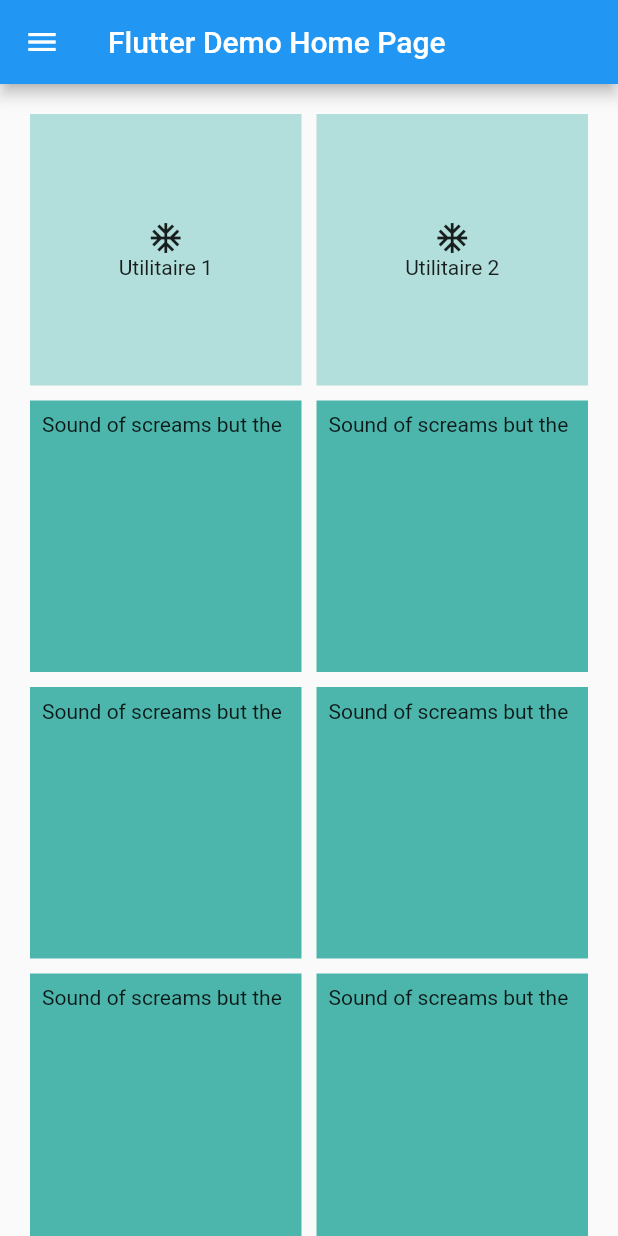
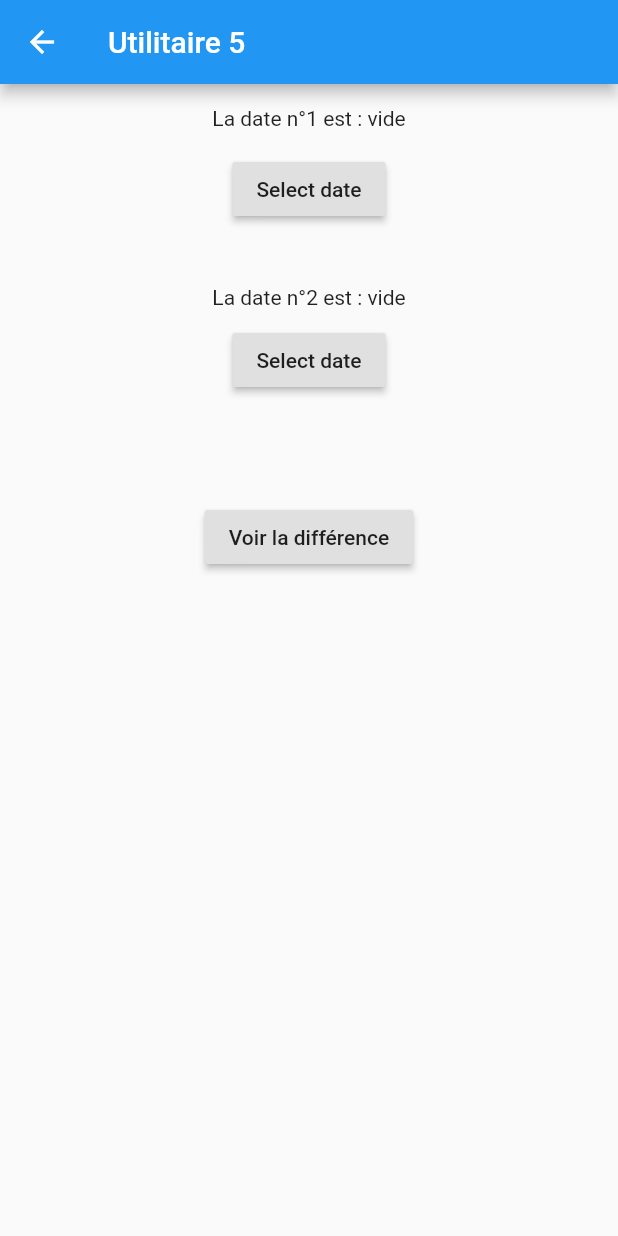
Before and after one commit to Hug0x0/Flutter-utilitaires, a Flutter app: the screen it shows after launch, after a tap on "Utilitaire 1", on a phone screen of 412 x 824 dp. Run offline on Flutter 3.47's test engine with Material 2 defaults, Android fonts, the phone set to English and light mode, and no system bars; missing offline and left inert: age.

Commit message:
night commit ;)

```diff
--- a/flutterutilitaire/lib/main.dart
+++ b/flutterutilitaire/lib/main.dart
@@ -1,4 +1,7 @@
 import 'package:flutter/material.dart';
+import 'package:flutterutilitaire/utils/utils1.dart';
+import 'package:flutterutilitaire/utils/utils3.dart';
+import 'package:flutterutilitaire/utils/utils4.dart';
 
 void main() {
   runApp(MyApp());
@@ -68,7 +71,8 @@ class _MyHomePageState extends State<MyHomePage> {
           children: <Widget>[
             GestureDetector(
               onTap: () {
-                print("gogo");
+                Navigator.push(context,
+                    MaterialPageRoute(builder: (context) => UtilFile()));
               },
               child: Container(
                 child: Center(
@@ -100,45 +104,143 @@ class _MyHomePageState extends State<MyHomePage> {
                 color: Colors.teal[100],
               ),
             ),
-            Container(
-              padding: const EdgeInsets.all(8),
-              child: const Text('Sound of screams but the'),
-              color: Colors.teal[300],
+            GestureDetector(
+              onTap: () {
+                Navigator.push(
+                    context, MaterialPageRoute(builder: (context) => Ddn()));
+              },
+              child: Container(
+                child: Center(
+                  child: Column(
+                    mainAxisSize: MainAxisSize.min,
+                    children: <Widget>[
+                      Icon(Icons.ac_unit),
+                      Text("Utilitaire 3"),
+                    ],
+                  ),
+                ),
+                color: Colors.teal[100],
+              ),
             ),
-            Container(
-              padding: const EdgeInsets.all(8),
-              child: const Text('Sound of screams but the'),
-              color: Colors.teal[300],
+            GestureDetector(
+              onTap: () {
+                Navigator.push(context,
+                    MaterialPageRoute(builder: (context) => Promotion()));
+              },
+              child: Container(
+                child: Center(
+                  child: Column(
+                    mainAxisSize: MainAxisSize.min,
+                    children: <Widget>[
+                      Icon(Icons.ac_unit),
+                      Text("Utilitaire 4"),
+                    ],
+                  ),
+                ),
+                color: Colors.teal[100],
+              ),
             ),
-            Container(
-              padding: const EdgeInsets.all(8),
-              child: const Text('Sound of screams but the'),
-              color: Colors.teal[300],
+            GestureDetector(
+              onTap: () {
+                print("");
+              },
+              child: Container(
+                child: Center(
+                  child: Column(
+                    mainAxisSize: MainAxisSize.min,
+                    children: <Widget>[
+                      Icon(Icons.ac_unit),
+                      Text("Utilitaire 5"),
+                    ],
+                  ),
+                ),
+                color: Colors.teal[100],
+              ),
             ),
-            Container(
-              padding: const EdgeInsets.all(8),
-              child: const Text('Sound of screams but the'),
-              color: Colors.teal[300],
+            GestureDetector(
+              onTap: () {
+                print("");
+              },
+              child: Container(
+                child: Center(
+                  child: Column(
+                    mainAxisSize: MainAxisSize.min,
+                    children: <Widget>[
+                      Icon(Icons.ac_unit),
+                      Text("Utilitaire 6"),
+                    ],
+                  ),
+                ),
+                color: Colors.teal[100],
+              ),
             ),
-            Container(
-              padding: const EdgeInsets.all(8),
-              child: const Text('Sound of screams but the'),
-              color: Colors.teal[300],
+            GestureDetector(
+              onTap: () {
+                print("");
+              },
+              child: Container(
+                child: Center(
+                  child: Column(
+                    mainAxisSize: MainAxisSize.min,
+                    children: <Widget>[
+                      Icon(Icons.ac_unit),
+                      Text("Utilitaire 7"),
+                    ],
+                  ),
+                ),
+                color: Colors.teal[100],
+              ),
             ),
-            Container(
-              padding: const EdgeInsets.all(8),
-              child: const Text('Sound of screams but the'),
-              color: Colors.teal[300],
+            GestureDetector(
+              onTap: () {
+                print("");
+              },
+              child: Container(
+                child: Center(
+                  child: Column(
+                    mainAxisSize: MainAxisSize.min,
+                    children: <Widget>[
+                      Icon(Icons.ac_unit),
+                      Text("Utilitaire 8"),
+                    ],
+                  ),
+                ),
+                color: Colors.teal[100],
+              ),
             ),
-            Container(
-              padding: const EdgeInsets.all(8),
-              child: const Text('Sound of screams but the'),
-              color: Colors.teal[300],
+            GestureDetector(
+              onTap: () {
+                print("");
+              },
+              child: Container(
+                child: Center(
+                  child: Column(
+                    mainAxisSize: MainAxisSize.min,
+                    children: <Widget>[
+                      Icon(Icons.ac_unit),
+                      Text("Utilitaire 9"),
+                    ],
+                  ),
+                ),
+                color: Colors.teal[100],
+              ),
             ),
-            Container(
-              padding: const EdgeInsets.all(8),
-              child: const Text('Sound of screams but the'),
-              color: Colors.teal[300],
+            GestureDetector(
+              onTap: () {
+                print("");
+              },
+              child: Container(
+                child: Center(
+                  child: Column(
+                    mainAxisSize: MainAxisSize.min,
+                    children: <Widget>[
+                      Icon(Icons.ac_unit),
+                      Text("Utilitaire 10"),
+                    ],
+                  ),
+                ),
+                color: Colors.teal[100],
+              ),
             ),
           ],
         ));
--- /dev/null
+++ b/flutterutilitaire/lib/utils/utils1.dart
@@ -0,0 +1,130 @@
+import 'package:flutter/material.dart';
+
+class UtilFile extends StatefulWidget {
+  @override
+  _UtilFileState createState() => _UtilFileState();
+}
+
+class _UtilFileState extends State<UtilFile> {
+  //Déclaration variables
+  var resultdatepicker;
+  var resultdatepicker2;
+  var diffYear;
+  var diffMonth;
+  var diffDay;
+  var diffHour;
+  var diffMin;
+  var diffSec;
+  DateTime selectedDate = DateTime.now();
+  DateTime selectedDate2 = DateTime.now();
+//Fonction Date Picker
+  Future<void> _selectDate(BuildContext context) async {
+    final DateTime picked = await showDatePicker(
+        context: context,
+        initialDate: selectedDate,
+        firstDate: DateTime(2000),
+        lastDate: DateTime(2101));
+    if (picked != null && picked != selectedDate)
+      setState(() {
+        selectedDate = picked;
+        resultdatepicker = picked;
+      });
+  }
+
+  Future<void> _selectDate2(BuildContext context) async {
+    final DateTime picked2 = await showDatePicker(
+        context: context,
+        initialDate: selectedDate,
+        firstDate: DateTime(2015, 8),
+        lastDate: DateTime(2101));
+    if (picked2 != null && picked2 != selectedDate2)
+      setState(() {
+        selectedDate2 = picked2;
+        resultdatepicker2 = picked2;
+      });
+  }
+
+  @override
+  Widget build(BuildContext context) {
+    return Scaffold(
+        appBar: AppBar(
+          title: Text("Utilitaire 5"),
+        ),
+        body: Center(
+            child: Column(
+          children: <Widget>[
+            SizedBox(
+              height: 15.0,
+            ),
+            //Affichage premier resultat du datePicker
+            resultdatepicker == null
+                ? Text("La date n°1 est : vide")
+                : Text("La date n°1 : " + "$resultdatepicker".split(' ')[0]),
+            SizedBox(
+              height: 15.0,
+            ),
+            // ignore: deprecated_member_use
+            RaisedButton(
+              onPressed: () => _selectDate(context),
+              child: Text('Select date'),
+            ),
+            SizedBox(height: 40.0),
+            //Affichage deuxième resultat du datePicker
+            resultdatepicker2 == null
+                ? Text("La date n°2 est : vide")
+                : Text("La date est : " + "$resultdatepicker2".split(' ')[0]),
+
+            SizedBox(height: 10.0),
+
+            // ignore: deprecated_member_use
+            RaisedButton(
+              onPressed: () => _selectDate2(context),
+              child: Text('Select date'),
+            ),
+            SizedBox(height: 70.0),
+
+            // ignore: deprecated_member_use
+            RaisedButton(
+              onPressed: _difference,
+              child: Text('Voir la différence'),
+            ),
+            SizedBox(height: 40.0),
+//Affichage différences
+            diffDay == null
+                ? Text(" ")
+                : Text("Différence jours :  $diffDay " + " jours"),
+            diffMonth == null
+                ? Text(" ")
+                : Text("Ce qui équivaut à :  $diffMonth" + " mois"),
+            diffYear == null ? Text(" ") : Text("ou :  $diffYear" + " années"),
+            diffHour == null ? Text(" ") : Text("ou :  $diffHour" + " H"),
+            diffMin == null ? Text(" ") : Text("ou :  $diffMin" + " min"),
+            diffSec == null ? Text(" ") : Text("ou :  $diffSec" + " sec"),
+          ],
+        )));
+  }
+
+//Fonction difference
+  Future<void> _difference() async {
+    final startTime = resultdatepicker;
+    final currentTime = resultdatepicker2;
+
+    final diffAn = currentTime.difference(startTime).inDays / 365;
+    final diffMo = currentTime.difference(startTime).inDays / 30.417;
+    final diffDy = currentTime.difference(startTime).inDays;
+    final diffHr = currentTime.difference(startTime).inHours;
+    final diffMn = currentTime.difference(startTime).inMinutes;
+    final diffSc = currentTime.difference(startTime).inSeconds;
+    setState(() {
+      diffYear = diffAn.toStringAsFixed(3);
+      diffMonth = diffMo.toStringAsFixed(2);
+      diffDay = diffDy;
+      diffHour = diffHr;
+      diffMin = diffMn;
+      diffSec = diffSc;
+    });
+    print("Différence année:  $diffAn");
+    print("Différence mois:  $diffMo");
+    print("Différence jours:  $diffDy");
+  }
+}
--- a/flutterutilitaire/pubspec.yaml
+++ b/flutterutilitaire/pubspec.yaml
@@ -25,9 +25,11 @@ dependencies:
     sdk: flutter
 
 
+
   # The following adds the Cupertino Icons font to your application.
   # Use with the CupertinoIcons class for iOS style icons.
   cupertino_icons: ^1.0.2
+  age: ^0.0.1
 
 dev_dependencies:
   flutter_test:
```
Also changed, not shown: flutterutilitaire/lib/utils/utils3.dart (added, +65 -0 lines), flutterutilitaire/lib/utils/utils4.dart (added, +71 -0 lines), flutterutilitaire/pubspec.lock, 1 other file.
